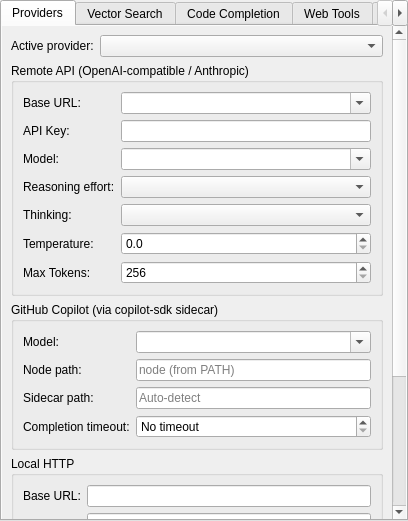
First picture: the form in src/src/settings/settings_widget.ui, repository Dmytro-K/qcai2, before the edit.
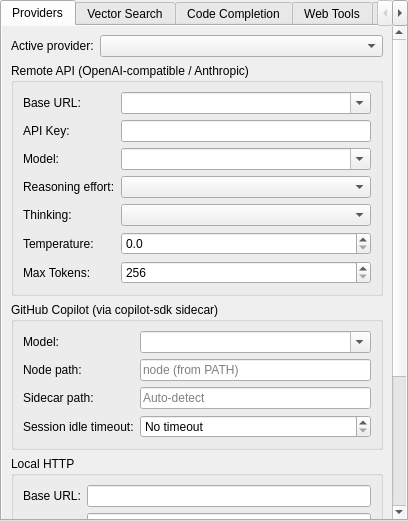
Second picture: the form after the edit.

Commit message: Add session timeout in settings

What changed in the file:
```diff
--- a/src/src/settings/settings_widget.ui
+++ b/src/src/settings/settings_widget.ui
@@ -231,7 +231,7 @@
                <item row="3" column="0">
                 <widget class="QLabel" name="copilotCompletionTimeoutLabel">
                  <property name="text">
-                  <string>Completion timeout:</string>
+                  <string>Session idle timeout:</string>
                  </property>
                 </widget>
                </item>
```
Left out of the diff: 2 changed lines with no effect on the pictures. Lines whose indentation alone changed are shown as unchanged. The commit also changes 3 other files.
